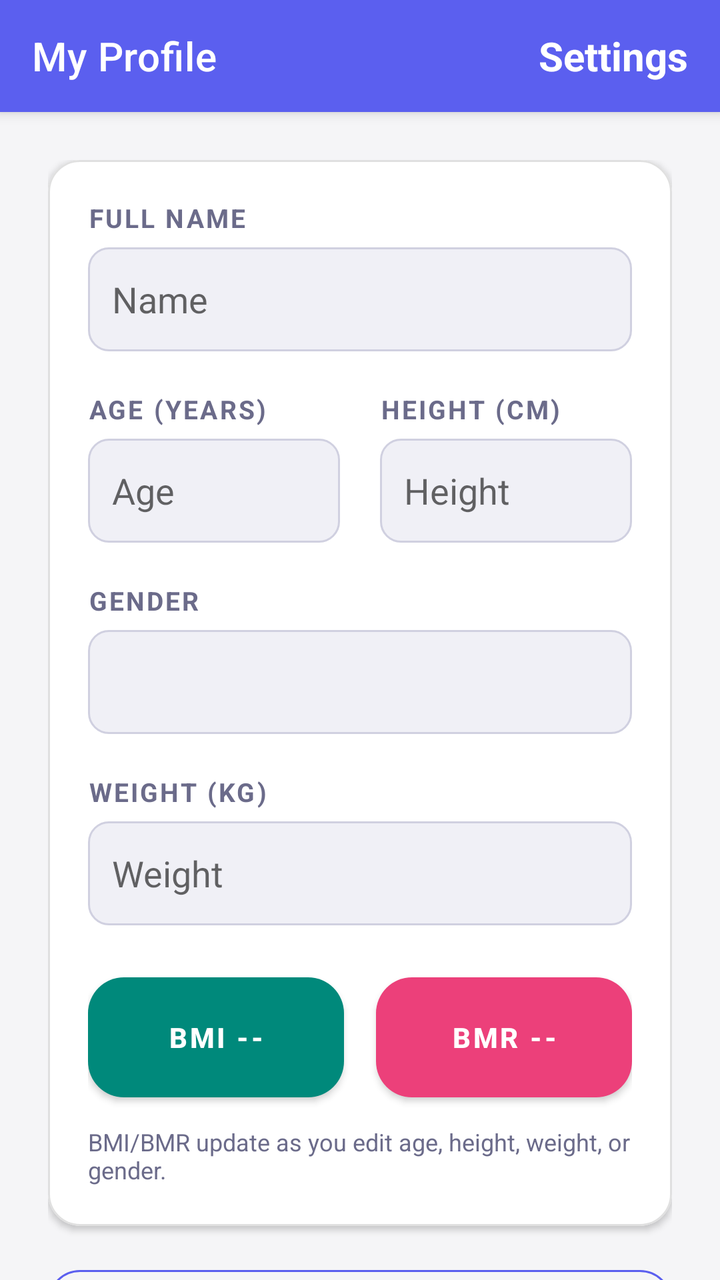
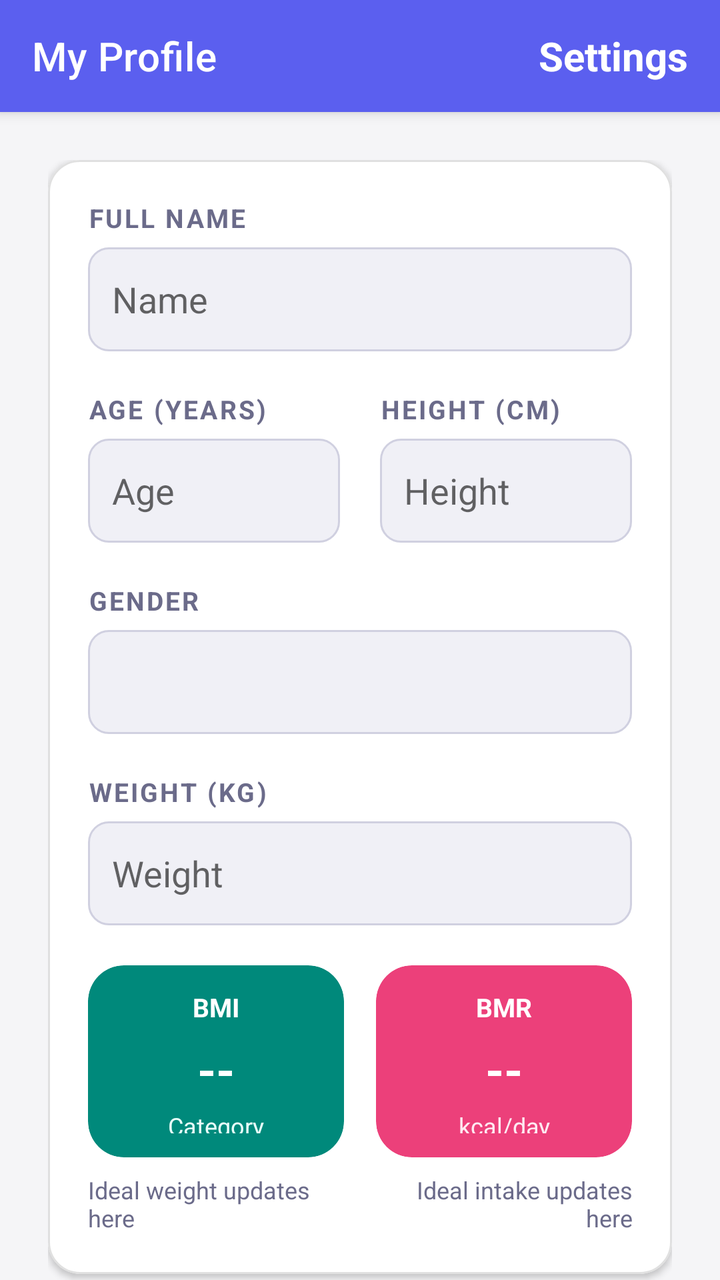

An Android layout rendered at two revisions. The XML below is the earlier revision; the diff shows what the commit changed to produce the second picture.
<!-- AndroidManifest.xml: application theme Theme.DailyRoutine -->
<!-- res/layout/activity_profile.xml -->
<?xml version="1.0" encoding="utf-8"?>
<androidx.coordinatorlayout.widget.CoordinatorLayout xmlns:android="http://schemas.android.com/apk/res/android"
    xmlns:app="http://schemas.android.com/apk/res-auto"
    android:layout_width="match_parent"
    android:layout_height="match_parent"
    android:background="@color/bgPage">

    <com.google.android.material.appbar.AppBarLayout
        android:id="@+id/appBar"
        android:layout_width="match_parent"
        android:layout_height="wrap_content"
        android:background="@color/primary">

        <androidx.appcompat.widget.Toolbar
            android:id="@+id/toolbar"
            android:layout_width="match_parent"
            android:layout_height="?attr/actionBarSize"
            app:title="My Profile"
            app:titleTextColor="@android:color/white">

            <TextView
                android:id="@+id/btnProfileSettings"
                android:layout_width="wrap_content"
                android:layout_height="match_parent"
                android:layout_gravity="end|center_vertical"
                android:background="?attr/selectableItemBackgroundBorderless"
                android:clickable="true"
                android:focusable="true"
                android:gravity="center"
                android:paddingHorizontal="16dp"
                android:text="Settings"
                android:textColor="@android:color/white"
                android:textSize="20sp"
                android:textStyle="bold" />

        </androidx.appcompat.widget.Toolbar>

    </com.google.android.material.appbar.AppBarLayout>

    <androidx.core.widget.NestedScrollView
        android:id="@+id/profileScroll"
        android:layout_width="match_parent"
        android:layout_height="match_parent"
        android:paddingBottom="80dp"
        android:clipToPadding="false"
        app:layout_behavior="@string/appbar_scrolling_view_behavior">

        <LinearLayout
            android:layout_width="match_parent"
            android:layout_height="wrap_content"
            android:orientation="vertical"
            android:padding="24dp">

            <com.google.android.material.card.MaterialCardView
                android:layout_width="match_parent"
                android:layout_height="wrap_content"
                app:cardCornerRadius="16dp"
                app:cardElevation="2dp"
                app:strokeWidth="1dp"
                app:strokeColor="@color/cardStroke">

                <LinearLayout
                    android:layout_width="match_parent"
                    android:layout_height="wrap_content"
                    android:orientation="vertical"
                    android:padding="20dp">

                    <TextView style="@style/LabelText" android:text="Full Name"/>
                    <EditText
                        android:id="@+id/etProfileName"
                        android:layout_width="match_parent"
                        android:layout_height="52dp"
                        android:layout_marginTop="6dp"
                        android:background="@drawable/bg_field"
                        android:paddingHorizontal="12dp"
                        android:inputType="textPersonName|textCapWords"
                        android:autofillHints="name"
                        android:hint="Name"/>

                    <LinearLayout
                        android:layout_width="match_parent"
                        android:layout_height="wrap_content"
                        android:orientation="horizontal"
                        android:layout_marginTop="20dp"
                        android:baselineAligned="false">

                        <LinearLayout
                            android:layout_width="0dp"
                            android:layout_height="wrap_content"
                            android:layout_weight="1"
                            android:orientation="vertical"
                            android:layout_marginEnd="10dp">
                            <TextView style="@style/LabelText" android:text="Age (Years)"/>
                            <EditText
                                android:id="@+id/etProfileAge"
                                android:layout_width="match_parent"
                                android:layout_height="52dp"
                                android:layout_marginTop="6dp"
                                android:background="@drawable/bg_field"
                                android:paddingHorizontal="12dp"
                                android:inputType="number"
                                android:hint="Age"/>
                        </LinearLayout>

                        <LinearLayout
                            android:layout_width="0dp"
                            android:layout_height="wrap_content"
                            android:layout_weight="1"
                            android:orientation="vertical"
                            android:layout_marginStart="10dp">
                            <TextView style="@style/LabelText" android:text="Height (cm)"/>
                            <EditText
                                android:id="@+id/etProfileHeight"
                                android:layout_width="match_parent"
                                android:layout_height="52dp"
                                android:layout_marginTop="6dp"
                                android:background="@drawable/bg_field"
                                android:paddingHorizontal="12dp"
                                android:inputType="number"
                                android:hint="Height"/>
                        </LinearLayout>
                    </LinearLayout>

                    <TextView style="@style/LabelText" android:text="Gender" android:layout_marginTop="20dp"/>
                    <Spinner
                        android:id="@+id/spinnerGender"
                        android:layout_width="match_parent"
                        android:layout_height="52dp"
                        android:layout_marginTop="6dp"
                        android:background="@drawable/bg_field"/>

                    <TextView style="@style/LabelText" android:text="Weight (kg)" android:layout_marginTop="20dp"/>
                    <EditText
                        android:id="@+id/etProfileWeight"
                        android:layout_width="match_parent"
                        android:layout_height="52dp"
                        android:layout_marginTop="6dp"
                        android:background="@drawable/bg_field"
                        android:paddingHorizontal="12dp"
                        android:inputType="numberDecimal"
                        android:hint="Weight"/>

                    <LinearLayout
                        android:layout_width="match_parent"
                        android:layout_height="wrap_content"
                        android:layout_marginTop="20dp"
                        android:baselineAligned="false"
                        android:orientation="horizontal">

                        <com.google.android.material.button.MaterialButton
                            android:id="@+id/btnProfileBmi"
                            android:layout_width="0dp"
                            android:layout_height="72dp"
                            android:layout_marginEnd="8dp"
                            android:layout_weight="1"
                            android:gravity="center"
                            android:minHeight="72dp"
                            android:text="BMI --"
                            android:textAllCaps="false"
                            android:textSize="14sp"
                            android:textStyle="bold"
                            app:backgroundTint="#00897B"
                            app:cornerRadius="18dp" />

                        <com.google.android.material.button.MaterialButton
                            android:id="@+id/btnProfileBmr"
                            android:layout_width="0dp"
                            android:layout_height="72dp"
                            android:layout_marginStart="8dp"
                            android:layout_weight="1"
                            android:gravity="center"
                            android:minHeight="72dp"
                            android:text="BMR --"
                            android:textAllCaps="false"
                            android:textSize="14sp"
                            android:textStyle="bold"
                            app:backgroundTint="#EC407A"
                            app:cornerRadius="18dp" />
                    </LinearLayout>

                    <TextView
                        android:id="@+id/tvProfileMetricsHint"
                        android:layout_width="match_parent"
                        android:layout_height="wrap_content"
                        android:layout_marginTop="8dp"
                        android:text="BMI/BMR update as you edit age, height, weight, or gender."
                        android:textColor="@color/textSecondary"
                        android:textSize="12sp" />

                </LinearLayout>
            </com.google.android.material.card.MaterialCardView>

            <com.google.android.material.button.MaterialButton
                android:id="@+id/btnExportReport"
                style="@style/Widget.MaterialComponents.Button.OutlinedButton"
                android:layout_width="match_parent"
                android:layout_height="56dp"
                android:layout_marginTop="16dp"
                android:text="Export 180-Day Wellness Report (PDF)"
                android:textAllCaps="false"
                android:textStyle="bold"
                app:cornerRadius="16dp"
                app:strokeColor="@color/primary"
                app:icon="@drawable/ic_save"
                app:iconTint="@color/primary"/>

            <com.google.android.material.button.MaterialButton
                android:id="@+id/btnSaveProfile"
                android:layout_width="match_parent"
                android:layout_height="56dp"
                android:layout_marginTop="32dp"
                android:text="Save Changes"
                android:textAllCaps="false"
                android:textStyle="bold"
                app:cornerRadius="16dp"/>

        </LinearLayout>
    </androidx.core.widget.NestedScrollView>

</androidx.coordinatorlayout.widget.CoordinatorLayout>
<!-- resources referenced by this layout -->
<resources>
  <color name="bgPage">#F5F5F7</color>
  <color name="cardStroke">#E0E0E0</color>
  <color name="primary">#5B5FEF</color>
  <color name="textSecondary">#6B6B8A</color>
  <!-- drawable bg_field (drawable) -->
  <?xml version="1.0" encoding="utf-8"?>
  <shape xmlns:android="http://schemas.android.com/apk/res/android"
      android:shape="rectangle">
      <solid android:color="@color/fieldBg"/>
      <corners android:radius="10dp"/>
      <stroke android:width="1dp" android:color="@color/fieldStroke"/>
  </shape>
  <!-- drawable ic_save (drawable) -->
  <vector xmlns:android="http://schemas.android.com/apk/res/android" android:width="24dp" android:height="24dp" android:viewportWidth="24" android:viewportHeight="24">
      <path android:fillColor="@color/iconSuccess" android:pathData="M5,3H17L21,7V19C21,20.1 20.1,21 19,21H5C3.9,21 3,20.1 3,19V5C3,3.9 3.9,3 5,3ZM7,5V10H16V5H7ZM7,15V19H17V15H7Z"/>
  </vector>
  <style name="LabelText">
          <item name="android:layout_width">wrap_content</item>
          <item name="android:layout_height">wrap_content</item>
          <item name="android:textSize">13sp</item>
          <item name="android:textStyle">bold</item>
          <item name="android:textColor">@color/textSecondary</item>
          <item name="android:textAllCaps">true</item>
          <item name="android:letterSpacing">0.08</item>
      </style>
  <style name="Theme.DailyRoutine" parent="Theme.MaterialComponents.DayNight.NoActionBar">
          <item name="colorPrimary">@color/primary</item>
          <item name="colorPrimaryVariant">@color/primaryDark</item>
          <item name="colorOnPrimary">@android:color/white</item>
          <item name="colorSecondary">@color/accent</item>
          <item name="colorOnSecondary">@android:color/white</item>
          <item name="android:windowBackground">@color/bgPage</item>
          <item name="android:statusBarColor">@color/statusBar</item>
          <item name="android:navigationBarColor">@color/primaryDark</item>
          
          <item name="dialogCornerRadius">16dp</item>
      </style>
  <color name="fieldBg">#F0F0F6</color>
  <color name="fieldStroke">#D0D0E0</color>
  <color name="iconSuccess">#00C853</color>
  <color name="primaryDark">#3F41C2</color>
  <color name="accent">#7E57C2</color>
  <color name="statusBar">#5B5FEF</color>
</resources>

<!-- the commit's change to res/layout/activity_profile.xml (unified diff, before → after) -->
@@ -147,45 +147,137 @@
                         android:baselineAligned="false"
                         android:orientation="horizontal">
 
-                        <com.google.android.material.button.MaterialButton
-                            android:id="@+id/btnProfileBmi"
-                            android:layout_width="0dp"
-                            android:layout_height="72dp"
+                        <com.google.android.material.card.MaterialCardView
+                            android:layout_width="0dp"
+                            android:layout_height="wrap_content"
                             android:layout_marginEnd="8dp"
                             android:layout_weight="1"
-                            android:gravity="center"
-                            android:minHeight="72dp"
-                            android:text="BMI --"
-                            android:textAllCaps="false"
-                            android:textSize="14sp"
-                            android:textStyle="bold"
-                            app:backgroundTint="#00897B"
-                            app:cornerRadius="18dp" />
-
-                        <com.google.android.material.button.MaterialButton
-                            android:id="@+id/btnProfileBmr"
-                            android:layout_width="0dp"
-                            android:layout_height="72dp"
+                            app:cardBackgroundColor="#00897B"
+                            app:cardCornerRadius="18dp"
+                            app:cardElevation="0dp">
+
+                            <LinearLayout
+                                android:layout_width="match_parent"
+                                android:layout_height="96dp"
+                                android:gravity="center"
+                                android:orientation="vertical"
+                                android:padding="12dp">
+
+                                <TextView
+                                    android:layout_width="wrap_content"
+                                    android:layout_height="wrap_content"
+                                    android:text="BMI"
+                                    android:textColor="@android:color/white"
+                                    android:textSize="13sp"
+                                    android:textStyle="bold" />
+
+                                <TextView
+                                    android:id="@+id/tvProfileBmiValue"
+                                    android:layout_width="match_parent"
+                                    android:layout_height="wrap_content"
+                                    android:layout_marginTop="6dp"
+                                    android:ellipsize="end"
+                                    android:gravity="center"
+                                    android:maxLines="1"
+                                    android:text="--"
+                                    android:textColor="@android:color/white"
+                                    android:textSize="24sp"
+                                    android:textStyle="bold" />
+
+                                <TextView
+                                    android:id="@+id/tvProfileBmiCategory"
+                                    android:layout_width="match_parent"
+                                    android:layout_height="wrap_content"
+                                    android:layout_marginTop="4dp"
+                                    android:ellipsize="end"
+                                    android:gravity="center"
+                                    android:maxLines="1"
+                                    android:text="Category"
+                                    android:textColor="#E8FFFB"
+                                    android:textSize="12sp" />
+                            </LinearLayout>
+                        </com.google.android.material.card.MaterialCardView>
+
+                        <com.google.android.material.card.MaterialCardView
+                            android:layout_width="0dp"
+                            android:layout_height="wrap_content"
                             android:layout_marginStart="8dp"
                             android:layout_weight="1"
-                            android:gravity="center"
-                            android:minHeight="72dp"
-                            android:text="BMR --"
-                            android:textAllCaps="false"
-                            android:textSize="14sp"
-                            android:textStyle="bold"
-                            app:backgroundTint="#EC407A"
-                            app:cornerRadius="18dp" />
+                            app:cardBackgroundColor="#EC407A"
+                            app:cardCornerRadius="18dp"
+                            app:cardElevation="0dp">
+
+                            <LinearLayout
+                                android:layout_width="match_parent"
+                                android:layout_height="96dp"
+                                android:gravity="center"
+                                android:orientation="vertical"
+                                android:padding="12dp">
+
+                                <TextView
+                                    android:layout_width="wrap_content"
+                                    android:layout_height="wrap_content"
+                                    android:text="BMR"
+                                    android:textColor="@android:color/white"
+                                    android:textSize="13sp"
+                                    android:textStyle="bold" />
+
+                                <TextView
+                                    android:id="@+id/tvProfileBmrValue"
+                                    android:layout_width="match_parent"
+                                    android:layout_height="wrap_content"
+                                    android:layout_marginTop="6dp"
+                                    android:ellipsize="end"
+                                    android:gravity="center"
+                                    android:maxLines="1"
+                                    android:text="--"
+                                    android:textColor="@android:color/white"
+                                    android:textSize="24sp"
+                                    android:textStyle="bold" />
+
+                                <TextView
+                                    android:id="@+id/tvProfileBmrCategory"
+                                    android:layout_width="match_parent"
+                                    android:layout_height="wrap_content"
+                                    android:layout_marginTop="4dp"
+                                    android:ellipsize="end"
+                                    android:gravity="center"
+                                    android:maxLines="1"
+                                    android:text="kcal/day"
+                                    android:textColor="#FFEAF2"
+                                    android:textSize="12sp" />
+                            </LinearLayout>
+                        </com.google.android.material.card.MaterialCardView>
                     </LinearLayout>
 
-                    <TextView
-                        android:id="@+id/tvProfileMetricsHint"
+                    <LinearLayout
                         android:layout_width="match_parent"
                         android:layout_height="wrap_content"
                         android:layout_marginTop="8dp"
-                        android:text="BMI/BMR update as you edit age, height, weight, or gender."
-                        android:textColor="@color/textSecondary"
-                        android:textSize="12sp" />
+                        android:baselineAligned="false"
+                        android:orientation="horizontal">
+
+                        <TextView
+                            android:id="@+id/tvProfileIdealWeight"
+                            android:layout_width="0dp"
+                            android:layout_height="wrap_content"
+                            android:layout_marginEnd="8dp"
+                            android:layout_weight="1"
+                            android:text="Ideal weight updates here"
+                            android:textColor="@color/textSecondary"
+                            android:textSize="12sp" />
+
+                        <TextView
+                            android:id="@+id/tvProfileIdealCalories"
+                            android:layout_width="0dp"
+                            android:layout_height="wrap_content"
+                            android:layout_marginStart="8dp"
+                            android:layout_weight="1"
+                            android:gravity="end"
+                            android:text="Ideal intake updates here"
+                            android:textColor="@color/textSecondary"
+                            android:textSize="12sp" />
+                    </LinearLayout>
 
                 </LinearLayout>
             </com.google.android.material.card.MaterialCardView>
